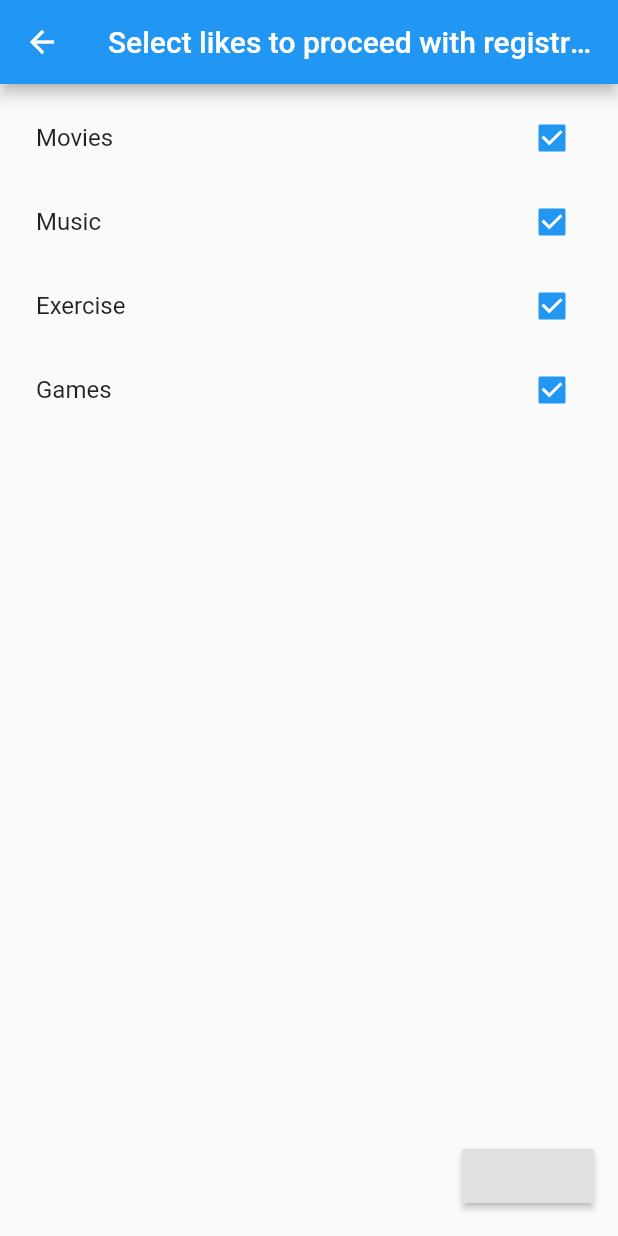
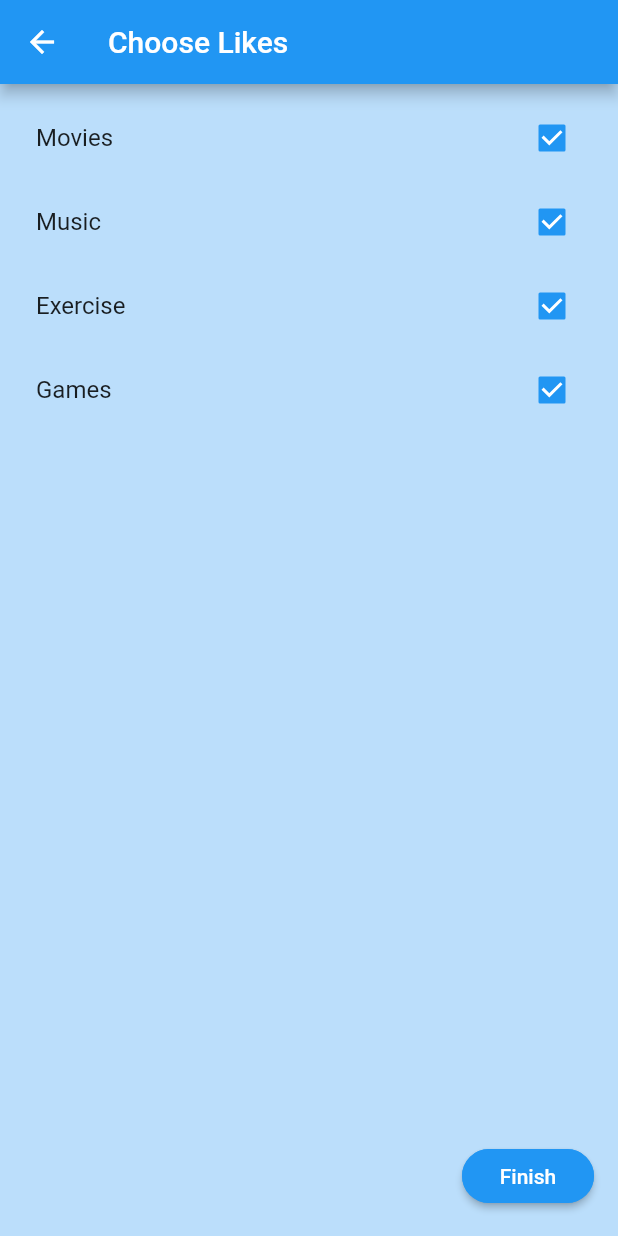
Before and after one commit to Manuel-Seyram/project_work, a Flutter app: the CheckBoxInListview screen opened directly, on a phone screen of 412 x 824 dp. Run offline on Flutter 3.47's test engine with Material 2 defaults, Android fonts, the light colour scheme and no system bars.

Commit message:
Update checkboxes.dart

```diff
--- a/lib/Logins/checkboxes.dart
+++ b/lib/Logins/checkboxes.dart
@@ -19,12 +19,15 @@ class _CheckBoxInListviewState extends State<CheckBoxInListview> {
 
     return Scaffold(
 
+
       appBar: AppBar(
-        title: Text("Select likes to proceed with registration"),
+
+        title: Text("Choose Likes", textAlign: TextAlign.center,),
         backgroundColor: Colors.blue,
       ),
 
       body: ListView(
+
 
         padding: EdgeInsets.all(8.0),
         children: _texts.map((text) => CheckboxListTile(
@@ -45,7 +48,18 @@ class _CheckBoxInListviewState extends State<CheckBoxInListview> {
 
 
       ),
-      floatingActionButton: RaisedButton(onPressed: (){}),
+
+      floatingActionButton: RaisedButton(onPressed: (){},
+       textColor: Colors.white,
+       color: Colors.blue,
+       child: new Text("Finish"),
+       shape: RoundedRectangleBorder(
+       borderRadius: new BorderRadius.circular(18.0),
+       side: BorderSide(color: Colors.blue),
+         ),
+       ),
+
+    backgroundColor: Colors.blue[100],
 
     );
 
```
